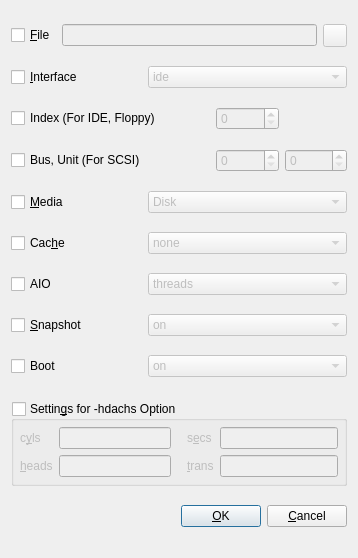
The window that src/Add_New_Device_Window.ui (tobimensch/aqemu) describes before a commit, drawn with Qt 5.
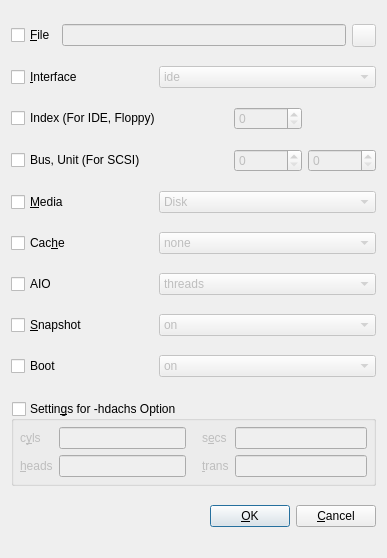
The same window after the commit. Icons and pictures are not drawn.

The edit to the form file:
```diff
--- a/src/Add_New_Device_Window.ui
+++ b/src/Add_New_Device_Window.ui
@@ -7,7 +7,7 @@
    <rect>
     <x>0</x>
     <y>0</y>
-    <width>358</width>
+    <width>387</width>
     <height>558</height>
    </rect>
   </property>
```
Left out of the diff: 43 changed lines with no effect on the pictures.
